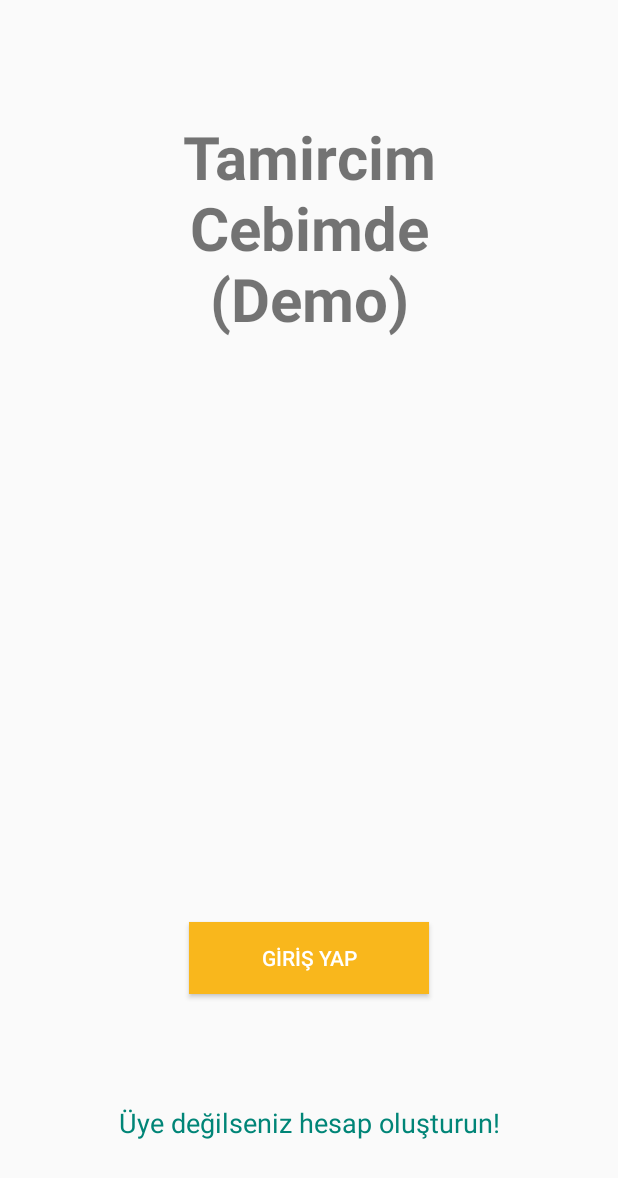
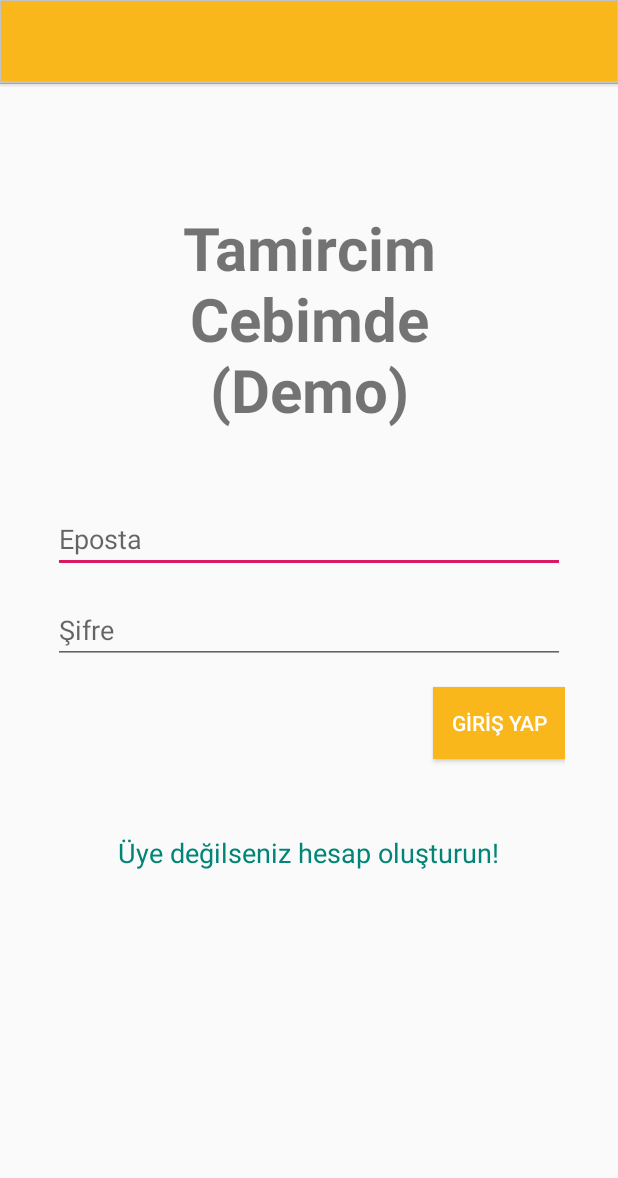
Before and after one commit to fawz24/TamircimCebimdeDemo, an Android app: the screen it shows after launch (MainActivity), on a phone screen of 412 x 824 dp. Shown: the top 1178 px of the screen. Run offline under Robolectric (Android 15) with nearby library versions, the phone set to English and light mode, and no system bars.

```diff
--- a/app/src/main/java/com/tamirdunyasi/tamircimcebimdedemo/AccountActivity.java
+++ b/app/src/main/java/com/tamirdunyasi/tamircimcebimdedemo/AccountActivity.java
@@ -31,6 +31,13 @@ public class AccountActivity extends AppCompatActivity {
         mMenu.getItem(3).setChecked(true);
     }
 
+    @Override
+    protected void onPostResume() {
+        super.onPostResume();
+
+        mMenu.getItem(3).setChecked(true);
+    }
+
     private BottomNavigationView.OnNavigationItemSelectedListener navigationListener = new BottomNavigationView.OnNavigationItemSelectedListener() {
         @Override
         public boolean onNavigationItemSelected(@NonNull MenuItem menuItem) {
--- a/app/src/main/java/com/tamirdunyasi/tamircimcebimdedemo/HomeActivity.java
+++ b/app/src/main/java/com/tamirdunyasi/tamircimcebimdedemo/HomeActivity.java
@@ -48,6 +48,12 @@ public class HomeActivity extends AppCompatActivity {
         mBottomNavigationView.setOnNavigationItemSelectedListener(navigationListener);
 
         mBottomMenu = mBottomNavigationView.getMenu();
+    }
+
+    @Override
+    protected void onPostResume() {
+        super.onPostResume();
+        mBottomMenu.getItem(0).setChecked(true);
     }
 
     private void setUpViewPager(ViewPager viewPager) {
--- a/app/src/main/java/com/tamirdunyasi/tamircimcebimdedemo/MainActivity.java
+++ b/app/src/main/java/com/tamirdunyasi/tamircimcebimdedemo/MainActivity.java
@@ -25,4 +25,12 @@ public class MainActivity extends AppCompatActivity {
         Intent intent = new Intent(this, RegisterActivity.class);
         startActivity(intent);
     }
+
+    public void goToHome(View view){
+        Intent intent = new Intent(this, HomeActivity.class);
+        Bundle bundle = new Bundle();
+        bundle.putString("user", "Fawzy");
+        intent.putExtras(bundle);
+        startActivity(intent);
+    }
 }
--- a/app/src/main/java/com/tamirdunyasi/tamircimcebimdedemo/MessagesActivity.java
+++ b/app/src/main/java/com/tamirdunyasi/tamircimcebimdedemo/MessagesActivity.java
@@ -53,6 +53,13 @@ public class MessagesActivity extends AppCompatActivity {
         mContainer = findViewById(R.id.messageContainer);
 
         fillData(this);
+    }
+
+    @Override
+    protected void onPostResume() {
+        super.onPostResume();
+
+        mMenu.getItem(2).setChecked(true);
     }
 
     private BottomNavigationView.OnNavigationItemSelectedListener navigationListener = new BottomNavigationView.OnNavigationItemSelectedListener() {
@@ -121,7 +128,7 @@ public class MessagesActivity extends AppCompatActivity {
                         divider.setLayoutParams(params);
                         divider.setBackgroundColor(getResources().getColor(R.color.colorDarkerGray));
 
-                        LinearLayout contents = new LinearLayout(context);
+                        final LinearLayout contents = new LinearLayout(context);
                         contents.setMinimumHeight(dpToPx(60));//(int)convertDpToPx(context, 60)
                         contents.setOrientation(LinearLayout.VERTICAL);
                         contents.setLayoutParams(new LinearLayout.LayoutParams(LinearLayout.LayoutParams.MATCH_PARENT, LinearLayout.LayoutParams.WRAP_CONTENT));
@@ -135,6 +142,8 @@ public class MessagesActivity extends AppCompatActivity {
                                 if (task.isSuccessful()) {
                                     int i = 0;
                                     for (QueryDocumentSnapshot ctnt : task.getResult()) {
+//                                        Add message content
+                                        addMessageContent(context, contents, ctnt);
 ////                                        Create text view for content
 //                                        TextView content = new TextView(context);
 //                                        ViewGroup.MarginLayoutParams params = new ViewGroup.MarginLayoutParams(ViewGroup.LayoutParams.MATCH_PARENT, ViewGroup.LayoutParams.WRAP_CONTENT);
@@ -153,29 +162,6 @@ public class MessagesActivity extends AppCompatActivity {
 //                                        contents.addView(content);
 //                                        contents.addView(div);
                                     }
-                                }
-                            }
-                                });
-                        for (Map<String, Object> ctnt: (List<Map<String, Object>>)document.get("contents")) {
-//                        for (Map<String, Object> ctnt: (List<Map<String, Object>>)document.get("contents")) {
-//                              Create text view for content
-                            TextView content = new TextView(context);
-                            params = new ViewGroup.MarginLayoutParams(ViewGroup.LayoutParams.MATCH_PARENT, ViewGroup.LayoutParams.WRAP_CONTENT);
-                            params.setMargins(0,  dpToPx(5), 0, dpToPx(5));//(int)convertDpToPx(context, 5)
-                            content.setLayoutParams(params);
-                            content.setTextSize(dpToPx(7));//convertDpToPx(context, 15)
-                            content.setText(ctnt.get("body").toString());
-//                            content.setGravity(Gravity.CENTER);
-
-//                            Create a divider
-                            View div = new View(context);
-                            div.setLayoutParams(new ViewGroup.MarginLayoutParams(ViewGroup.LayoutParams.MATCH_PARENT, dpToPx(1)));//(int)convertDpToPx(context, 1)
-                            div.setBackgroundColor(getResources().getColor(R.color.colorLightGray));
-
-//                            Attach the new content and divider to the contents linear layout
-                            contents.addView(content);
-                            contents.addView(div);
-                        }
 
 //                        Create the relative layout
                                     RelativeLayout relativeLayout = new RelativeLayout(context);
@@ -190,12 +176,42 @@ public class MessagesActivity extends AppCompatActivity {
                                     link.setTextSize(dpToPx(7));//convertDpToPx(context, 15)
                                     link.setText("Yeni Mesaj");
                                     link.setTextColor(getResources().getColor(R.color.colorSecond));
+                                    link.setOnClickListener(new View.OnClickListener() {
+                                        @Override
+                                        public void onClick(View v) {
+                                            CardView cardView = (CardView)v.getParent().getParent().getParent().getParent();
+                                            Toast.makeText(context, "Link clicked: " + (String)cardView.getTag(), Toast.LENGTH_LONG).show();
 
+                                        }
+                                    });
 //                        Attach the link text view to the relative layout
                                     relativeLayout.addView(link);
 
 //                        Attach the relative layout to the contents linear layout
                                     contents.addView(relativeLayout);
+                                }
+                            }
+                                });
+//                        for (Map<String, Object> ctnt: (List<Map<String, Object>>)document.get("contents")) {
+////                        for (Map<String, Object> ctnt: (List<Map<String, Object>>)document.get("contents")) {
+////                              Create text view for content
+//                            TextView content = new TextView(context);
+//                            params = new ViewGroup.MarginLayoutParams(ViewGroup.LayoutParams.MATCH_PARENT, ViewGroup.LayoutParams.WRAP_CONTENT);
+//                            params.setMargins(0,  dpToPx(5), 0, dpToPx(5));//(int)convertDpToPx(context, 5)
+//                            content.setLayoutParams(params);
+//                            content.setTextSize(dpToPx(7));//convertDpToPx(context, 15)
+//                            content.setText(ctnt.get("body").toString());
+////                            content.setGravity(Gravity.CENTER);
+//
+////                            Create a divider
+//                            View div = new View(context);
+//                            div.setLayoutParams(new ViewGroup.MarginLayoutParams(ViewGroup.LayoutParams.MATCH_PARENT, dpToPx(1)));//(int)convertDpToPx(context, 1)
+//                            div.setBackgroundColor(getResources().getColor(R.color.colorLightGray));
+//
+////                            Attach the new content and divider to the contents linear layout
+//                            contents.addView(content);
+//                            contents.addView(div);
+//                        }
 
 //                        Attach elements to linear layout
                         linearLayout.addView(peer);
@@ -230,6 +246,26 @@ public class MessagesActivity extends AppCompatActivity {
         db.collection("users").document();
     }
 
+    private void addMessageContent(Context context, LinearLayout contents, QueryDocumentSnapshot ctnt){
+//        Create text view for content
+        TextView content = new TextView(context);
+        ViewGroup.MarginLayoutParams params = new ViewGroup.MarginLayoutParams(ViewGroup.LayoutParams.MATCH_PARENT, ViewGroup.LayoutParams.WRAP_CONTENT);
+        params.setMargins(0,  dpToPx(5), 0, dpToPx(5));//(int)convertDpToPx(context, 5)
+        content.setLayoutParams(params);
+        content.setTextSize(dpToPx(7));//convertDpToPx(context, 15)
+        content.setText(ctnt.get("body").toString());
+//                            content.setGravity(Gravity.CENTER);
+
+//                            Create a divider
+        View div = new View(context);
+        div.setLayoutParams(new ViewGroup.MarginLayoutParams(ViewGroup.LayoutParams.MATCH_PARENT, dpToPx(1)));//(int)convertDpToPx(context, 1)
+        div.setBackgroundColor(getResources().getColor(R.color.colorLightGray));
+
+//                            Attach the new content and divider to the contents linear layout
+        contents.addView(content);
+        contents.addView(div);
+    }
+
     /**
      * This method converts dp unit to equivalent pixels, depending on device density.
      *
--- a/app/src/main/java/com/tamirdunyasi/tamircimcebimdedemo/PostsActivity.java
+++ b/app/src/main/java/com/tamirdunyasi/tamircimcebimdedemo/PostsActivity.java
@@ -31,6 +31,13 @@ public class PostsActivity extends AppCompatActivity {
         mMenu.getItem(1).setChecked(true);
     }
 
+    @Override
+    protected void onPostResume() {
+        super.onPostResume();
+
+        mMenu.getItem(1).setChecked(true);
+    }
+
     private BottomNavigationView.OnNavigationItemSelectedListener navigationListener = new BottomNavigationView.OnNavigationItemSelectedListener() {
         @Override
         public boolean onNavigationItemSelected(@NonNull MenuItem menuItem) {
--- a/app/src/main/res/layout/activity_main.xml
+++ b/app/src/main/res/layout/activity_main.xml
@@ -1,11 +1,106 @@
 <?xml version="1.0" encoding="utf-8"?>
-<android.support.constraint.ConstraintLayout xmlns:android="http://schemas.android.com/apk/res/android"
+<android.support.design.widget.CoordinatorLayout xmlns:android="http://schemas.android.com/apk/res/android"
     xmlns:app="http://schemas.android.com/apk/res-auto"
     xmlns:tools="http://schemas.android.com/tools"
     android:layout_width="match_parent"
     android:layout_height="match_parent"
-    tools:context=".MainActivity"
-    tools:layout_editor_absoluteY="25dp">
+    tools:context=".MainActivity">
+
+    <RelativeLayout android:id="@+id/relative_layout"
+        android:layout_width="match_parent"
+        android:layout_height="match_parent">
+
+        <RelativeLayout android:id="@+id/relativeTop"
+            android:layout_width="match_parent"
+            android:layout_height="58dp"
+            android:layout_alignParentTop="true">
+
+            <android.support.design.widget.AppBarLayout
+                android:layout_width="match_parent"
+                android:layout_height="?attr/actionBarSize">
+
+                <android.support.design.widget.TabLayout android:id="@+id/tabs"
+                    android:layout_width="match_parent"
+                    android:layout_height="match_parent"
+                    android:elevation="4dp"
+                    android:background="@drawable/primary_gray_border_bottom">
+
+                </android.support.design.widget.TabLayout>
+            </android.support.design.widget.AppBarLayout>
+        </RelativeLayout>
+
+        <RelativeLayout android:id="@+id/relativeMiddle"
+            android:layout_width="match_parent"
+            android:layout_height="match_parent"
+            android:layout_below="@id/relativeTop">
+
+            <TextView
+                android:id="@+id/mainActivityInLabel"
+                android:layout_width="match_parent"
+                android:layout_height="wrap_content"
+                android:layout_marginTop="80dp"
+                android:text="@string/main_activity_in_label"
+                android:textAlignment="center"
+                android:textSize="40sp"
+                android:textStyle="bold"
+                app:fontFamily="sans-serif"
+                android:layout_alignParentTop="true"
+                android:layout_centerHorizontal="true" />
+
+            <LinearLayout android:id="@+id/loginForm"
+                android:layout_width="match_parent"
+                android:layout_height="wrap_content"
+                android:layout_below="@id/mainActivityInLabel"
+                android:paddingTop="50dp"
+                android:paddingBottom="15dp"
+                android:paddingLeft="35dp"
+                android:paddingRight="35dp"
+                android:orientation="vertical" >
+
+                <EditText
+                    android:id="@+id/emailEditText"
+                    android:layout_width="match_parent"
+                    android:layout_height="wrap_content"
+                    android:ems="10"
+                    android:hint="Eposta"
+                    android:inputType="textEmailAddress"
+                    android:layout_centerHorizontal="true"/>
+
+                <EditText
+                    android:id="@+id/passwordEditText"
+                    android:layout_width="match_parent"
+                    android:layout_height="wrap_content"
+                    android:layout_marginTop="15dp"
+                    android:ems="10"
+                    android:hint="Şifre"
+                    android:inputType="textPassword" />
+
+                <Button
+                    android:id="@+id/loginButton"
+                    android:layout_width="wrap_content"
+                    android:layout_height="wrap_content"
+                    android:layout_marginTop="15dp"
+                    android:background="@color/colorPrimary"
+                    android:onClick="goToHome"
+                    android:text="@string/login_button"
+                    android:textColor="@android:color/white"
+                    android:layout_alignParentRight="true"
+                    android:layout_gravity="right" />
+
+                <TextView
+                    android:id="@+id/registerLink"
+                    android:layout_width="wrap_content"
+                    android:layout_height="wrap_content"
+                    android:layout_marginTop="50dp"
+                    android:onClick="goToRegister"
+                    android:text="@string/register_link"
+                    android:textColor="@color/colorSecond"
+                    android:textSize="18sp"
+
+                    android:layout_gravity="center_horizontal" />
+            </LinearLayout>
+        </RelativeLayout>
+    </RelativeLayout>
 
     <!--<android.support.v7.widget.Toolbar-->
     <!--android:id="@+id/toolbar"-->
@@ -32,45 +127,21 @@
     <!--tools:layout_editor_absoluteX="112dp"-->
     <!--tools:layout_editor_absoluteY="414dp" />-->
 
-    <TextView
-        android:id="@+id/mainActivityInLabel"
-        android:layout_width="0dp"
-        android:layout_height="wrap_content"
-        android:layout_marginTop="77dp"
-        android:text="@string/main_activity_in_label"
-        android:textAlignment="center"
-        android:textSize="40sp"
-        android:textStyle="bold"
-        app:fontFamily="sans-serif"
-        app:layout_constraintEnd_toEndOf="parent"
-        app:layout_constraintStart_toStartOf="parent"
-        app:layout_constraintTop_toTopOf="parent" />
+    <!--<TextView-->
+        <!--android:id="@+id/mainActivityInLabel"-->
+        <!--android:layout_width="0dp"-->
+        <!--android:layout_height="wrap_content"-->
+        <!--android:layout_marginTop="77dp"-->
+        <!--android:text="@string/main_activity_in_label"-->
+        <!--android:textAlignment="center"-->
+        <!--android:textSize="40sp"-->
+        <!--android:textStyle="bold"-->
+        <!--app:fontFamily="sans-serif"-->
+        <!--app:layout_constraintEnd_toEndOf="parent"-->
+        <!--app:layout_constraintStart_toStartOf="parent"-->
+        <!--app:layout_constraintTop_toTopOf="parent" />-->
 
-    <Button
-        android:id="@+id/loginButton"
-        android:layout_width="160dp"
-        android:layout_height="wrap_content"
-        android:layout_marginBottom="73dp"
-        android:background="@color/colorPrimary"
-        android:onClick="goToLogin"
-        android:text="@string/login_button"
-        android:textColor="@android:color/white"
-        app:layout_constraintBottom_toTopOf="@+id/registerLink"
-        app:layout_constraintEnd_toEndOf="parent"
-        app:layout_constraintStart_toStartOf="parent" />
 
-    <TextView
-        android:id="@+id/registerLink"
-        android:layout_width="wrap_content"
-        android:layout_height="wrap_content"
-        android:layout_marginBottom="63dp"
-        android:onClick="goToRegister"
-        android:text="@string/register_link"
-        android:textColor="@color/colorSecond"
-        android:textSize="18sp"
-        app:layout_constraintBottom_toBottomOf="parent"
-        app:layout_constraintEnd_toEndOf="parent"
-        app:layout_constraintStart_toStartOf="parent" />
 
     <!--<view-->
     <!--android:id="@+id/view"-->
@@ -83,4 +154,4 @@
     <!--app:layout_constraintStart_toStartOf="parent"-->
     <!--app:layout_constraintTop_toBottomOf="@+id/mainActivityInLabel" />-->
 
-</android.support.constraint.ConstraintLayout>
+</android.support.design.widget.CoordinatorLayout>
```
Lines whose indentation alone changed are shown as unchanged.
